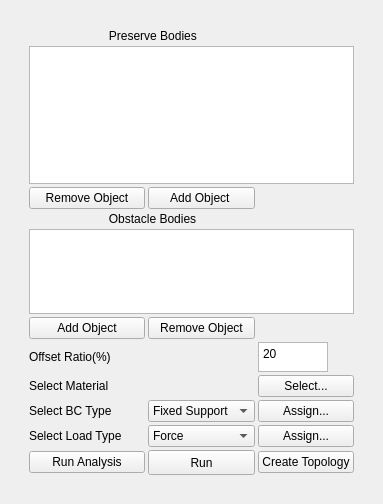
First picture: the form in fembygen/ui/createGeo.ui, repository Serince/FEMbyGEN, before the edit.
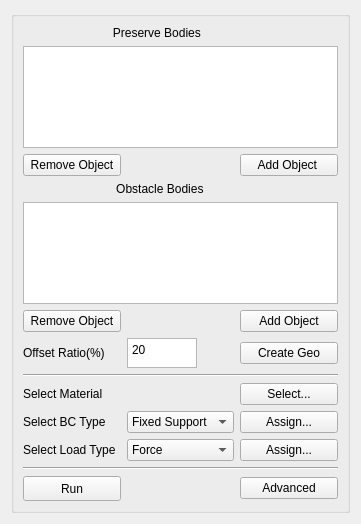
Second picture: the form after the edit.

Commit message: added basic and advanced topology and logger task

Diff of the .ui file:
```diff
--- a/fembygen/ui/createGeo.ui
+++ b/fembygen/ui/createGeo.ui
@@ -6,8 +6,8 @@
    <rect>
     <x>0</x>
     <y>0</y>
-    <width>383</width>
-    <height>504</height>
+    <width>361</width>
+    <height>524</height>
    </rect>
   </property>
   <property name="windowTitle">
@@ -15,21 +15,29 @@
   </property>
   <layout class="QGridLayout" name="gridLayout">
    <item row="0" column="0">
-    <widget class="QWidget" name="widget" native="true">
-     <layout class="QGridLayout" name="gridLayout_9">
-      <item row="0" column="0">
-       <widget class="QWidget" name="layout" native="true">
-        <layout class="QGridLayout" name="gridLayout_8" rowstretch="1,0,0,0,0,0,0,0,0,0,0,0" columnstretch="1,0,0">
-         <property name="spacing">
-          <number>3</number>
-         </property>
-         <item row="9" column="2">
-          <widget class="QPushButton" name="AssignBC">
-           <property name="styleSheet">
-            <string notr="true">selection-background-color: qlineargradient(spread:pad, x1:0, y1:0, x2:1, y2:0, stop:0 rgba(0, 0, 0, 255), stop:1 rgba(255, 255, 255, 255));</string>
-           </property>
+    <widget class="QGroupBox" name="groupBox">
+     <layout class="QGridLayout" name="gridLayout_2">
+      <item row="2" column="0">
+       <widget class="QPushButton" name="remove_in_preserve">
+        <property name="text">
+         <string>Remove Object</string>
+        </property>
+       </widget>
+      </item>
+      <item row="5" column="0">
+       <widget class="QPushButton" name="remove_in_obstacle">
            <property name="text">
-            <string>Assign...</string>
+         <string>Remove Object</string>
+        </property>
+       </widget>
+      </item>
+      <item row="4" column="0" colspan="3">
+       <widget class="QListWidget" name="obstacle_bodies">
+        <property name="enabled">
+         <bool>true</bool>
+        </property>
+        <property name="selectionMode">
+         <enum>QAbstractItemView::MultiSelection</enum>
            </property>
           </widget>
          </item>
@@ -40,60 +48,34 @@
            </property>
           </widget>
          </item>
-         <item row="11" column="2">
+      <item row="13" column="2">
           <widget class="QPushButton" name="topology_create">
-           <property name="text">
-            <string>Create Topology</string>
-           </property>
-          </widget>
-         </item>
-         <item row="8" column="0">
-          <widget class="QLabel" name="selectMaterialL">
-           <property name="maximumSize">
-            <size>
-             <width>16777215</width>
-             <height>30</height>
-            </size>
-           </property>
+        <property name="styleSheet">
+         <string notr="true">font: 1000 8pt &quot;MS Shell Dlg 2&quot;;</string>
+        </property>
            <property name="text">
-            <string>Select Material</string>
-           </property>
-          </widget>
-         </item>
-         <item row="9" column="0">
-          <widget class="QLabel" name="Bc_type">
-           <property name="maximumSize">
-            <size>
-             <width>16777215</width>
-             <height>30</height>
-            </size>
-           </property>
-           <property name="text">
-            <string>Select BC Type</string>
-           </property>
-          </widget>
-         </item>
-         <item row="11" column="1">
-          <widget class="QPushButton" name="Run">
-           <property name="minimumSize">
-            <size>
-             <width>0</width>
-             <height>25</height>
-            </size>
-           </property>
-           <property name="text">
-            <string>Run</string>
+         <string>Advanced</string>
            </property>
           </widget>
          </item>
          <item row="0" column="0" colspan="2">
           <widget class="QLabel" name="label">
            <property name="text">
-            <string>                        Preserve Bodies</string>
+         <string>                           Preserve Bodies</string>
            </property>
           </widget>
          </item>
-         <item row="7" column="0">
+      <item row="10" column="2">
+       <widget class="QPushButton" name="AssignBC">
+        <property name="styleSheet">
+         <string notr="true">selection-background-color: qlineargradient(spread:pad, x1:0, y1:0, x2:1, y2:0, stop:0 rgba(0, 0, 0, 255), stop:1 rgba(255, 255, 255, 255));</string>
+        </property>
+        <property name="text">
+         <string>Assign...</string>
+        </property>
+       </widget>
+      </item>
+      <item row="6" column="0">
           <widget class="QLabel" name="offsetRatiol">
            <property name="sizePolicy">
             <sizepolicy hsizetype="Fixed" vsizetype="Preferred">
@@ -112,70 +94,7 @@
            </property>
           </widget>
          </item>
-         <item row="10" column="1">
-          <widget class="QComboBox" name="SelectLoadtype">
-           <item>
-            <property name="text">
-             <string>Force</string>
-            </property>
-           </item>
-           <item>
-            <property name="text">
-             <string>Pressure</string>
-            </property>
-           </item>
-          </widget>
-         </item>
-         <item row="6" column="0">
-          <widget class="QPushButton" name="addItem_in_obstacle">
-           <property name="text">
-            <string>Add Object</string>
-           </property>
-          </widget>
-         </item>
-         <item row="10" column="2">
-          <widget class="QPushButton" name="AssignLoad">
-           <property name="text">
-            <string>Assign...</string>
-           </property>
-          </widget>
-         </item>
-         <item row="8" column="2">
-          <widget class="QPushButton" name="SelectMaterial">
-           <property name="text">
-            <string>Select...</string>
-           </property>
-          </widget>
-         </item>
-         <item row="2" column="0">
-          <widget class="QPushButton" name="remove_in_preserve">
-           <property name="text">
-            <string>Remove Object</string>
-           </property>
-          </widget>
-         </item>
-         <item row="9" column="1">
-          <widget class="QComboBox" name="SelectBCtype">
-           <item>
-            <property name="text">
-             <string>Fixed Support</string>
-            </property>
-           </item>
-           <item>
-            <property name="text">
-             <string>Displacement</string>
-            </property>
-           </item>
-          </widget>
-         </item>
-         <item row="4" column="0" rowspan="2" colspan="3">
-          <widget class="QListWidget" name="obstacle_bodies">
-           <property name="selectionMode">
-            <enum>QAbstractItemView::MultiSelection</enum>
-           </property>
-          </widget>
-         </item>
-         <item row="7" column="2">
+      <item row="6" column="1">
           <widget class="QPlainTextEdit" name="OffsetRatio">
            <property name="sizePolicy">
             <sizepolicy hsizetype="Expanding" vsizetype="Expanding">
@@ -194,45 +113,166 @@
            </property>
           </widget>
          </item>
-         <item row="6" column="1">
-          <widget class="QPushButton" name="remove_in_obstacle">
+      <item row="9" column="0">
+       <widget class="QLabel" name="selectMaterialL">
+        <property name="maximumSize">
+         <size>
+          <width>16777215</width>
+          <height>30</height>
+         </size>
+        </property>
            <property name="text">
-            <string>Remove Object</string>
+         <string>Select Material</string>
            </property>
           </widget>
          </item>
-         <item row="2" column="1">
+      <item row="10" column="1">
+       <widget class="QComboBox" name="SelectBCtype">
+        <item>
+         <property name="text">
+          <string>Fixed Support</string>
+         </property>
+        </item>
+        <item>
+         <property name="text">
+          <string>Displacement</string>
+         </property>
+        </item>
+       </widget>
+      </item>
+      <item row="2" column="2">
           <widget class="QPushButton" name="addItem_in_preserve">
            <property name="text">
             <string>Add Object </string>
            </property>
           </widget>
          </item>
+      <item row="3" column="0" colspan="2">
+       <widget class="QLabel" name="label_2">
+        <property name="text">
+         <string>                            Obstacle Bodies</string>
+        </property>
+       </widget>
+      </item>
+      <item row="6" column="2">
+       <widget class="QPushButton" name="createGeo">
+        <property name="styleSheet">
+         <string notr="true">font: 1000 8pt &quot;MS Shell Dlg 2&quot;;</string>
+        </property>
+        <property name="text">
+         <string>Create Geo</string>
+        </property>
+       </widget>
+      </item>
+      <item row="9" column="2">
+       <widget class="QPushButton" name="SelectMaterial">
+        <property name="text">
+         <string>Select...</string>
+        </property>
+       </widget>
+      </item>
+      <item row="5" column="2">
+       <widget class="QPushButton" name="addItem_in_obstacle">
+        <property name="text">
+         <string>Add Object</string>
+        </property>
+       </widget>
+      </item>
+      <item row="13" column="0">
+       <widget class="QPushButton" name="Run">
+        <property name="minimumSize">
+         <size>
+          <width>0</width>
+          <height>25</height>
+         </size>
+        </property>
+        <property name="styleSheet">
+         <string notr="true">font: 1000 8pt &quot;MS Shell Dlg 2&quot;;</string>
+        </property>
+        <property name="text">
+         <string>Run</string>
+        </property>
+       </widget>
+      </item>
+      <item row="11" column="2">
+       <widget class="QPushButton" name="AssignLoad">
+        <property name="text">
+         <string>Assign...</string>
+        </property>
+       </widget>
+      </item>
          <item row="10" column="0">
+       <widget class="QLabel" name="Bc_type">
+        <property name="maximumSize">
+         <size>
+          <width>16777215</width>
+          <height>30</height>
+         </size>
+        </property>
+        <property name="text">
+         <string>Select BC Type</string>
+        </property>
+       </widget>
+      </item>
+      <item row="7" column="0" colspan="3">
+       <widget class="Line" name="line">
+        <property name="orientation">
+         <enum>Qt::Horizontal</enum>
+        </property>
+       </widget>
+      </item>
+      <item row="11" column="1">
+       <widget class="QComboBox" name="SelectLoadtype">
+        <item>
+         <property name="text">
+          <string>Force</string>
+         </property>
+        </item>
+        <item>
+         <property name="text">
+          <string>Pressure</string>
+         </property>
+        </item>
+       </widget>
+      </item>
+      <item row="11" column="0">
           <widget class="QLabel" name="forceL">
            <property name="text">
             <string>Select Load Type</string>
            </property>
           </widget>
          </item>
-         <item row="11" column="0">
-          <widget class="QPushButton" name="run_analysis">
-           <property name="text">
-            <string>Run Analysis</string>
+      <item row="12" column="0" colspan="3">
+       <widget class="Line" name="line_2">
+        <property name="orientation">
+         <enum>Qt::Horizontal</enum>
            </property>
           </widget>
          </item>
-         <item row="3" column="0" colspan="2">
-          <widget class="QLabel" name="label_2">
-           <property name="text">
-            <string>                        Obstacle Bodies</string>
-           </property>
-          </widget>
-         </item>
-        </layout>
-       </widget>
-      </item>
-     </layout>
+     </layout>
+     <zorder>SelectLoadtype</zorder>
+     <zorder>AssignBC</zorder>
+     <zorder>AssignLoad</zorder>
+     <zorder>OffsetRatio</zorder>
+     <zorder>addItem_in_obstacle</zorder>
+     <zorder>offsetRatiol</zorder>
+     <zorder>selectMaterialL</zorder>
+     <zorder>label</zorder>
+     <zorder>SelectMaterial</zorder>
+     <zorder>addItem_in_preserve</zorder>
+     <zorder>remove_in_obstacle</zorder>
+     <zorder>Bc_type</zorder>
+     <zorder>preserve_bodies</zorder>
+     <zorder>remove_in_preserve</zorder>
+     <zorder>forceL</zorder>
+     <zorder>label_2</zorder>
+     <zorder>topology_create</zorder>
+     <zorder>SelectBCtype</zorder>
+     <zorder>obstacle_bodies</zorder>
+     <zorder>Run</zorder>
+     <zorder>createGeo</zorder>
+     <zorder>line</zorder>
+     <zorder>line_2</zorder>
     </widget>
    </item>
   </layout>
```
Lines whose indentation alone changed are shown as unchanged. The commit also changes 2 other files.
